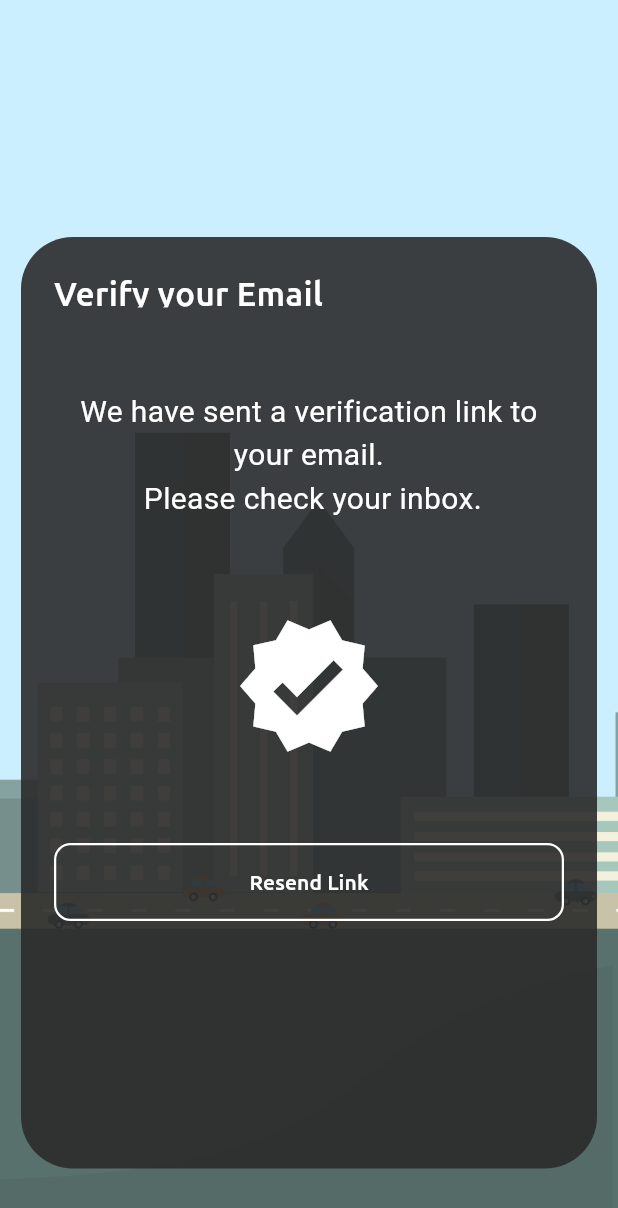
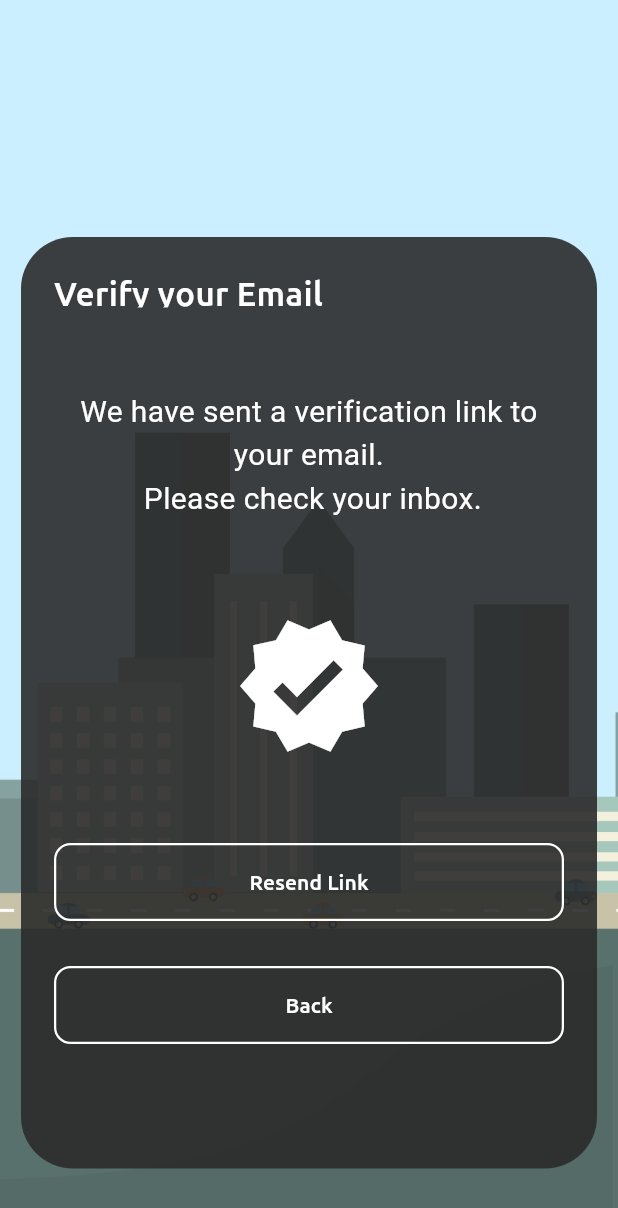
Before and after one commit to mithuGit/TripTip, a Flutter app: the OTPForm screen opened by its route, on a phone screen of 412 x 824 dp. Shown: the top 1208 px of the screen. Run offline on Flutter 3.47's test engine with Material 3 defaults, Android fonts, the phone set to English and light mode, and no system bars; our stand-ins replace cloud_firestore, cloud_functions, file_picker, firebase_auth, firebase_core, firebase_messaging and 16 more; missing offline and left inert: flutter_facebook_auth, flutter_pdfview, flutter_polyline_points, flutter_quill, flutter_stripe, pdf_render and 1 more; accounts and stored records are empty; generated files the repository leaves out were written again; project files that could hold a hidden picture were left out.

Commit message:
Back Button in Verify

```diff
--- a/lib/ui/views/verification/OTP_form.dart
+++ b/lib/ui/views/verification/OTP_form.dart
@@ -78,7 +78,6 @@ class _OTPFormState extends State<OTPForm> {
                           fontSize: 20,
                         ),
                       ),
-
                       const SizedBox(height: 60),
                       if (canResendEmail)
                         const Icon(
@@ -95,7 +94,6 @@ class _OTPFormState extends State<OTPForm> {
                       const SizedBox(
                         height: 55,
                       ),
-
                       if (canResendEmail)
                         MyButton(
                           onTap:
@@ -109,18 +107,13 @@ class _OTPFormState extends State<OTPForm> {
                           },
                           text: 'Next',
                         ),
-
-                      // Würde hier ein Back-Button Sinn machen? Mithu-Thai: JA
-                      /* MyButton(
-                          onTap: () => {
-                            Navigator.push(
-                                context,
-                                MaterialPageRoute(
-                                    builder: (context) => const PasswordChange()))
-                          },
-                          text: 'Back',
-                        ),
-                        */
+                      const SizedBox(height: 30),
+                      MyButton(
+                        onTap: () => {
+                          context.go('/loginorregister'),
+                        },
+                        text: 'Back',
+                      ),
                     ],
                   ),
                 ),
```
